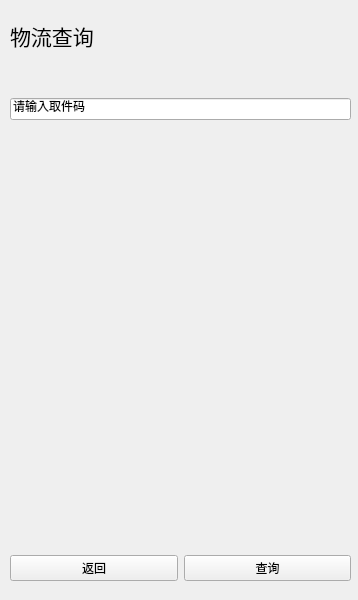
This is expressquery.ui in sg-first/Express-System as Qt 5 draws it before an edit. The edited form follows.
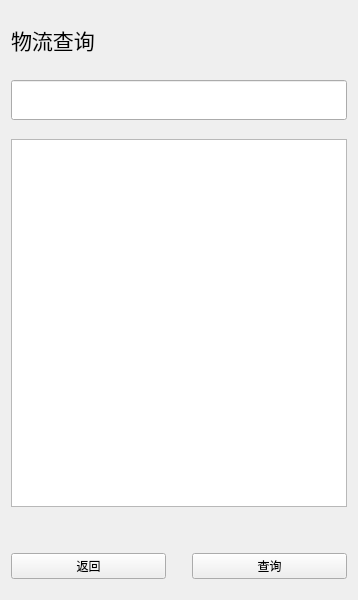
This is the edited form.

The edit to the form file:
```diff
--- a/expressquery.ui
+++ b/expressquery.ui
@@ -13,16 +13,23 @@
   <property name="windowTitle">
    <string>Form</string>
   </property>
-  <widget class="QWidget" name="layoutWidget">
-   <property name="geometry">
-    <rect>
-     <x>10</x>
-     <y>20</y>
-     <width>341</width>
-     <height>561</height>
-    </rect>
-   </property>
    <layout class="QVBoxLayout" name="verticalLayout">
+   <item>
+    <spacer name="verticalSpacer_4">
+     <property name="orientation">
+      <enum>Qt::Vertical</enum>
+     </property>
+     <property name="sizeType">
+      <enum>QSizePolicy::Minimum</enum>
+     </property>
+     <property name="sizeHint" stdset="0">
+      <size>
+       <width>10</width>
+       <height>13</height>
+      </size>
+     </property>
+    </spacer>
+   </item>
     <item>
      <widget class="QLabel" name="label">
       <property name="sizePolicy">
@@ -45,42 +52,73 @@
       </property>
      </widget>
     </item>
-    <item>
-     <spacer name="verticalSpacer_2">
-      <property name="orientation">
-       <enum>Qt::Vertical</enum>
-      </property>
-      <property name="sizeType">
-       <enum>QSizePolicy::Preferred</enum>
-      </property>
-      <property name="sizeHint" stdset="0">
-       <size>
-        <width>20</width>
-        <height>40</height>
-       </size>
-      </property>
-     </spacer>
-    </item>
-    <item>
-     <widget class="QLineEdit" name="lineEdit">
-      <property name="sizePolicy">
-       <sizepolicy hsizetype="Expanding" vsizetype="Preferred">
-        <horstretch>0</horstretch>
-        <verstretch>0</verstretch>
-       </sizepolicy>
-      </property>
-      <property name="text">
-       <string>请输入取件码</string>
-      </property>
-     </widget>
-    </item>
     <item>
      <spacer name="verticalSpacer">
       <property name="orientation">
        <enum>Qt::Vertical</enum>
       </property>
       <property name="sizeType">
-       <enum>QSizePolicy::Expanding</enum>
+      <enum>QSizePolicy::Preferred</enum>
+     </property>
+     <property name="sizeHint" stdset="0">
+      <size>
+       <width>20</width>
+       <height>18</height>
+      </size>
+     </property>
+    </spacer>
+   </item>
+   <item>
+    <widget class="QLineEdit" name="lineEdit">
+     <property name="sizePolicy">
+      <sizepolicy hsizetype="Expanding" vsizetype="Minimum">
+       <horstretch>0</horstretch>
+       <verstretch>0</verstretch>
+      </sizepolicy>
+     </property>
+     <property name="minimumSize">
+      <size>
+       <width>0</width>
+       <height>40</height>
+      </size>
+     </property>
+     <property name="maximumSize">
+      <size>
+       <width>16777215</width>
+       <height>40</height>
+      </size>
+     </property>
+     <property name="text">
+      <string/>
+     </property>
+    </widget>
+   </item>
+   <item>
+    <spacer name="verticalSpacer_2">
+     <property name="orientation">
+      <enum>Qt::Vertical</enum>
+     </property>
+     <property name="sizeType">
+      <enum>QSizePolicy::Preferred</enum>
+     </property>
+     <property name="sizeHint" stdset="0">
+      <size>
+       <width>20</width>
+       <height>13</height>
+      </size>
+     </property>
+    </spacer>
+   </item>
+   <item>
+    <widget class="QTextEdit" name="textEdit"/>
+   </item>
+   <item>
+    <spacer name="verticalSpacer_3">
+     <property name="orientation">
+      <enum>Qt::Vertical</enum>
+     </property>
+     <property name="sizeType">
+      <enum>QSizePolicy::Preferred</enum>
       </property>
       <property name="sizeHint" stdset="0">
        <size>
@@ -99,6 +137,22 @@
         </property>
        </widget>
       </item>
+     <item>
+      <spacer name="horizontalSpacer">
+       <property name="orientation">
+        <enum>Qt::Horizontal</enum>
+       </property>
+       <property name="sizeType">
+        <enum>QSizePolicy::Minimum</enum>
+       </property>
+       <property name="sizeHint" stdset="0">
+        <size>
+         <width>20</width>
+         <height>20</height>
+        </size>
+       </property>
+      </spacer>
+     </item>
       <item>
        <widget class="QPushButton" name="query">
         <property name="text">
@@ -108,8 +162,23 @@
       </item>
      </layout>
     </item>
-   </layout>
-  </widget>
+   <item>
+    <spacer name="verticalSpacer_5">
+     <property name="orientation">
+      <enum>Qt::Vertical</enum>
+     </property>
+     <property name="sizeType">
+      <enum>QSizePolicy::Minimum</enum>
+     </property>
+     <property name="sizeHint" stdset="0">
+      <size>
+       <width>20</width>
+       <height>10</height>
+      </size>
+     </property>
+    </spacer>
+   </item>
+  </layout>
  </widget>
  <resources/>
  <connections/>
```
Lines whose indentation alone changed are shown as unchanged.
